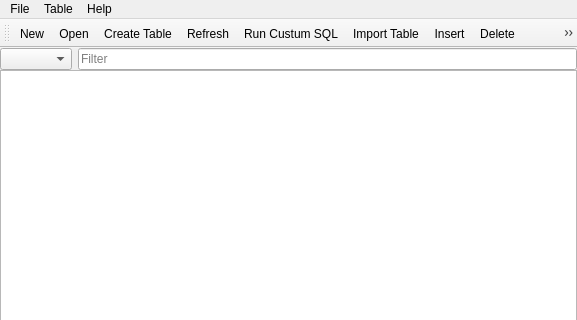
Qt form mainwindow.ui (informationsea/Hyokai) before a commit; both pictures show x 0 to 577 and y 0 to 320 of the 577 by 493 pixel window.
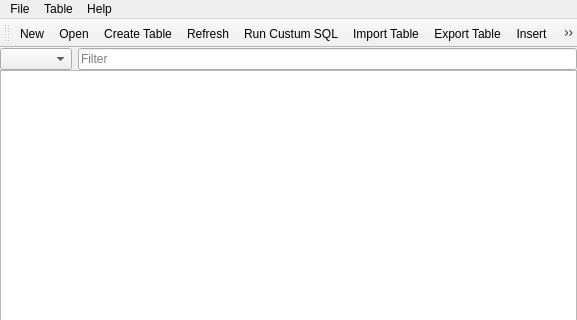
The same form after that commit. Icons and pictures are not drawn.

Commit message: add export as text

```diff
--- a/mainwindow.ui
+++ b/mainwindow.ui
@@ -113,6 +113,7 @@
    <addaction name="actionRefresh"/>
    <addaction name="actionRun_Custum_SQL"/>
    <addaction name="actionImportTable"/>
+   <addaction name="actionExport_Table"/>
    <addaction name="actionInsert"/>
    <addaction name="actionDelete"/>
    <addaction name="actionCommit"/>
@@ -246,6 +247,15 @@
     <string>Refresh</string>
    </property>
   </action>
+  <action name="actionExport_Table">
+   <property name="icon">
+    <iconset resource="resouces.qrc">
+     <normaloff>:/rc/images/mail-forward.png</normaloff>:/rc/images/mail-forward.png</iconset>
+   </property>
+   <property name="text">
+    <string>Export Table</string>
+   </property>
+  </action>
  </widget>
  <layoutdefault spacing="6" margin="11"/>
  <resources>
```
Left out of the diff: 1 changed line with no effect on the pictures. The commit also changes 2 other files.
